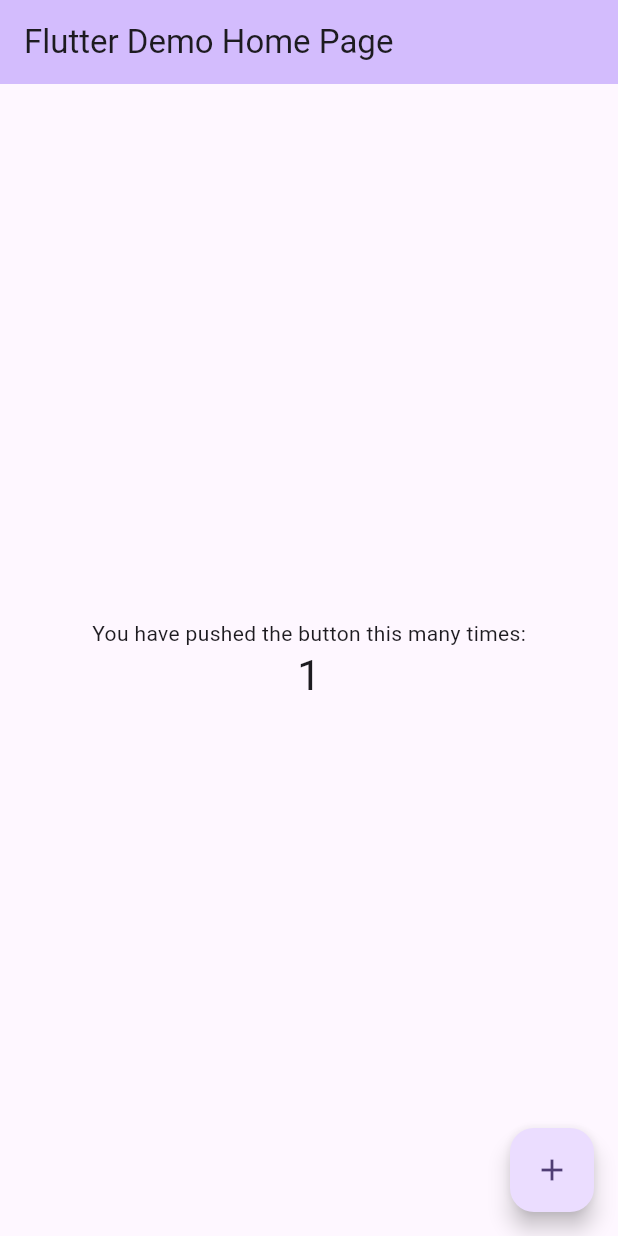
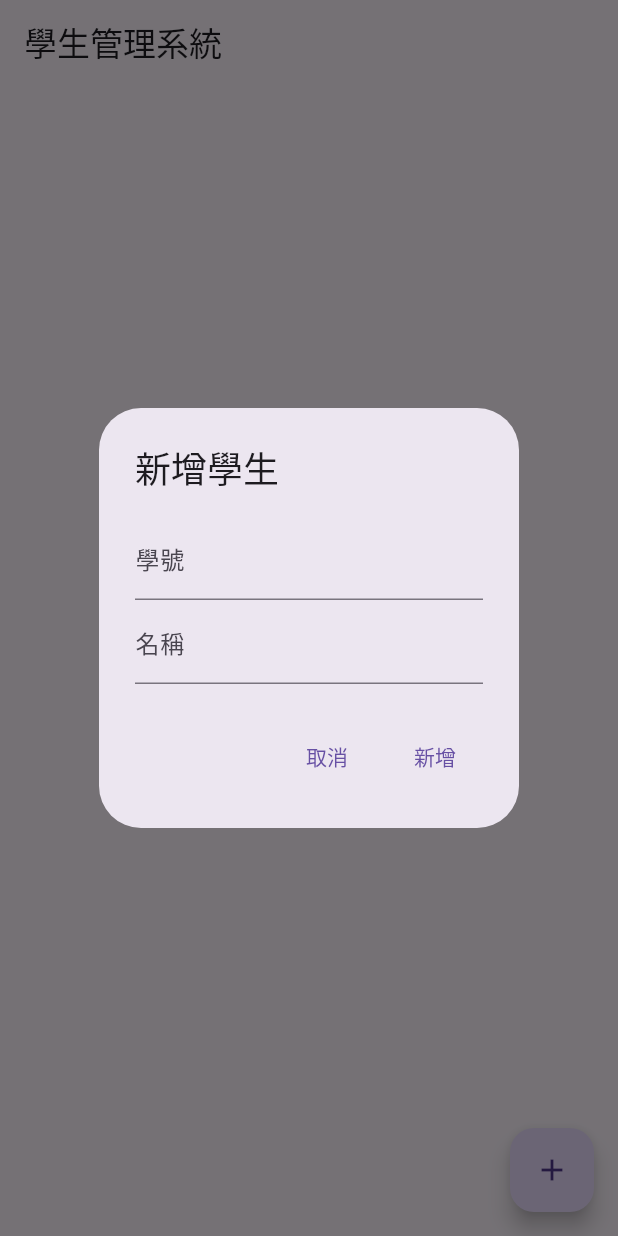
Before and after one commit to jonesandjay123/studentManagementSystem, a Flutter app: the screen it shows after launch, after a tap on the "add" icon, on a phone screen of 412 x 824 dp. Run offline on Flutter 3.47's test engine with Material 3 defaults, Android fonts, the phone set to English and light mode, and no system bars.

Commit message:
Configure iOS settings and update main app logic

```diff
--- a/lib/main.dart
+++ b/lib/main.dart
@@ -1,125 +1,114 @@
 import 'package:flutter/material.dart';
 
 void main() {
-  runApp(const MyApp());
+  runApp(MyApp());
 }
 
 class MyApp extends StatelessWidget {
-  const MyApp({super.key});
-
-  // This widget is the root of your application.
   @override
   Widget build(BuildContext context) {
     return MaterialApp(
-      title: 'Flutter Demo',
+      title: 'Student Management System',
       theme: ThemeData(
-        // This is the theme of your application.
-        //
-        // TRY THIS: Try running your application with "flutter run". You'll see
-        // the application has a purple toolbar. Then, without quitting the app,
-        // try changing the seedColor in the colorScheme below to Colors.green
-        // and then invoke "hot reload" (save your changes or press the "hot
-        // reload" button in a Flutter-supported IDE, or press "r" if you used
-        // the command line to start the app).
-        //
-        // Notice that the counter didn't reset back to zero; the application
-        // state is not lost during the reload. To reset the state, use hot
-        // restart instead.
-        //
-        // This works for code too, not just values: Most code changes can be
-        // tested with just a hot reload.
-        colorScheme: ColorScheme.fromSeed(seedColor: Colors.deepPurple),
-        useMaterial3: true,
+        primarySwatch: Colors.blue,
       ),
-      home: const MyHomePage(title: 'Flutter Demo Home Page'),
+      home: StudentListPage(),
     );
   }
 }
 
-class MyHomePage extends StatefulWidget {
-  const MyHomePage({super.key, required this.title});
-
-  // This widget is the home page of your application. It is stateful, meaning
-  // that it has a State object (defined below) that contains fields that affect
-  // how it looks.
-
-  // This class is the configuration for the state. It holds the values (in this
-  // case the title) provided by the parent (in this case the App widget) and
-  // used by the build method of the State. Fields in a Widget subclass are
-  // always marked "final".
-
-  final String title;
-
+class StudentListPage extends StatefulWidget {
   @override
-  State<MyHomePage> createState() => _MyHomePageState();
+  _StudentListPageState createState() => _StudentListPageState();
 }
 
-class _MyHomePageState extends State<MyHomePage> {
-  int _counter = 0;
-
-  void _incrementCounter() {
-    setState(() {
-      // This call to setState tells the Flutter framework that something has
-      // changed in this State, which causes it to rerun the build method below
-      // so that the display can reflect the updated values. If we changed
-      // _counter without calling setState(), then the build method would not be
-      // called again, and so nothing would appear to happen.
-      _counter++;
-    });
-  }
+class _StudentListPageState extends State<StudentListPage> {
+  // 存儲學生資料的清單
+  List<Map<String, String>> students = [];
 
   @override
   Widget build(BuildContext context) {
-    // This method is rerun every time setState is called, for instance as done
-    // by the _incrementCounter method above.
-    //
-    // The Flutter framework has been optimized to make rerunning build methods
-    // fast, so that you can just rebuild anything that needs updating rather
-    // than having to individually change instances of widgets.
     return Scaffold(
       appBar: AppBar(
-        // TRY THIS: Try changing the color here to a specific color (to
-        // Colors.amber, perhaps?) and trigger a hot reload to see the AppBar
-        // change color while the other colors stay the same.
-        backgroundColor: Theme.of(context).colorScheme.inversePrimary,
-        // Here we take the value from the MyHomePage object that was created by
-        // the App.build method, and use it to set our appbar title.
-        title: Text(widget.title),
+        title: Text('學生管理系統'),
       ),
-      body: Center(
-        // Center is a layout widget. It takes a single child and positions it
-        // in the middle of the parent.
-        child: Column(
-          // Column is also a layout widget. It takes a list of children and
-          // arranges them vertically. By default, it sizes itself to fit its
-          // children horizontally, and tries to be as tall as its parent.
-          //
-          // Column has various properties to control how it sizes itself and
-          // how it positions its children. Here we use mainAxisAlignment to
-          // center the children vertically; the main axis here is the vertical
-          // axis because Columns are vertical (the cross axis would be
-          // horizontal).
-          //
-          // TRY THIS: Invoke "debug painting" (choose the "Toggle Debug Paint"
-          // action in the IDE, or press "p" in the console), to see the
-          // wireframe for each widget.
-          mainAxisAlignment: MainAxisAlignment.center,
-          children: <Widget>[
-            const Text(
-              'You have pushed the button this many times:',
+      body: ListView.builder(
+        itemCount: students.length,
+        itemBuilder: (context, index) {
+          return ListTile(
+            title: Text('學號: ${students[index]['id']}'),
+            subtitle: Text('名稱: ${students[index]['name'] ?? '未設定'}'),
+            trailing: IconButton(
+              icon: Icon(Icons.delete),
+              onPressed: () {
+                setState(() {
+                  students.removeAt(index); // 刪除學生資料
+                });
+              },
             ),
-            Text(
-              '$_counter',
-              style: Theme.of(context).textTheme.headlineMedium,
+          );
+        },
+      ),
+      floatingActionButton: FloatingActionButton(
+        onPressed: () {
+          _showAddStudentDialog(); // 點擊按鈕時新增學生
+        },
+        child: Icon(Icons.add),
+      ),
+    );
+  }
+
+  // 彈出對話框以新增學生
+  void _showAddStudentDialog() {
+    String studentId = '';
+    String studentName = '';
+
+    showDialog(
+      context: context,
+      builder: (context) {
+        return AlertDialog(
+          title: Text('新增學生'),
+          content: Column(
+            mainAxisSize: MainAxisSize.min,
+            children: [
+              TextField(
+                decoration: InputDecoration(labelText: '學號'),
+                onChanged: (value) {
+                  studentId = value;
+                },
+              ),
+              TextField(
+                decoration: InputDecoration(labelText: '名稱'),
+                onChanged: (value) {
+                  studentName = value;
+                },
+              ),
+            ],
+          ),
+          actions: [
+            TextButton(
+              onPressed: () {
+                Navigator.of(context).pop();
+              },
+              child: Text('取消'),
+            ),
+            TextButton(
+              onPressed: () {
+                if (studentId.isNotEmpty) {
+                  setState(() {
+                    students.add({
+                      'id': studentId,
+                      'name': studentName.isNotEmpty ? studentName : '未設定'
+                    });
+                  });
+                  Navigator.of(context).pop();
+                }
+              },
+              child: Text('新增'),
             ),
           ],
-        ),
-      ),
-      floatingActionButton: FloatingActionButton(
-        onPressed: _incrementCounter,
-        tooltip: 'Increment',
-        child: const Icon(Icons.add),
-      ), // This trailing comma makes auto-formatting nicer for build methods.
+        );
+      },
     );
   }
 }
```
Also changed, not shown: 3 other files.
